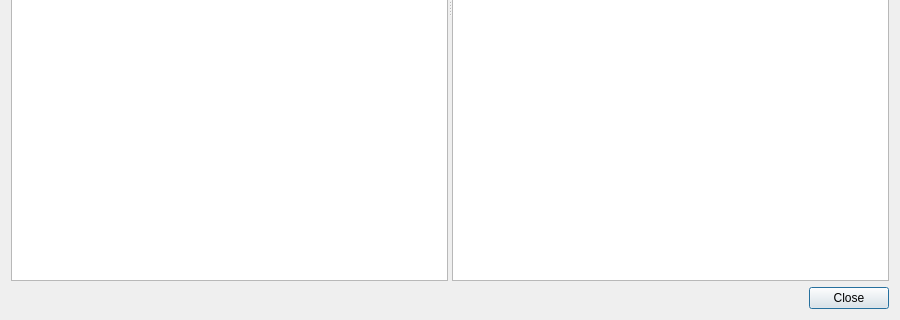
Before: the Qt Designer form ui/QSLGalleryDialog.ui in dawkagaming/QLog, drawn with Qt 5; both pictures show x 0 to 900 and y 280 to 600 of the 900 by 600 pixel window.
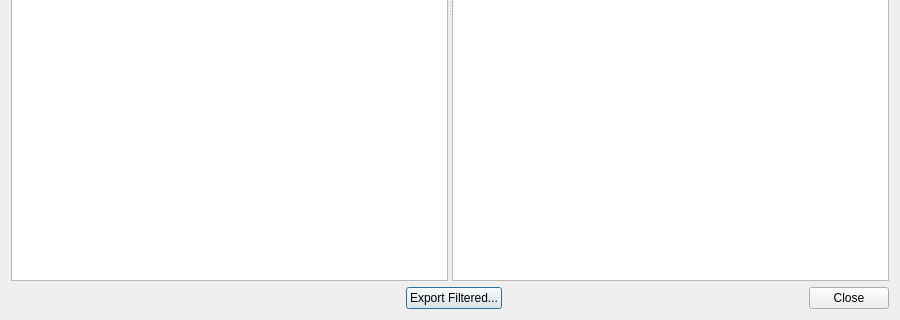
After: the same form once the commit is applied.

Commit message: QSL Gallery: Added Export Filtered button

The edit to the form file:
```diff
--- a/ui/QSLGalleryDialog.ui
+++ b/ui/QSLGalleryDialog.ui
@@ -78,6 +78,26 @@
        </property>
       </widget>
      </item>
+     <item>
+      <spacer name="bottomSpacer">
+       <property name="orientation">
+        <enum>Qt::Horizontal</enum>
+       </property>
+       <property name="sizeHint" stdset="0">
+        <size>
+         <width>40</width>
+         <height>20</height>
+        </size>
+       </property>
+      </spacer>
+     </item>
+     <item>
+      <widget class="QPushButton" name="exportFilteredButton">
+       <property name="text">
+        <string>Export Filtered...</string>
+       </property>
+      </widget>
+     </item>
      <item>
       <widget class="QDialogButtonBox" name="buttonBox">
        <property name="orientation">
```
The commit also changes 2 other files.
